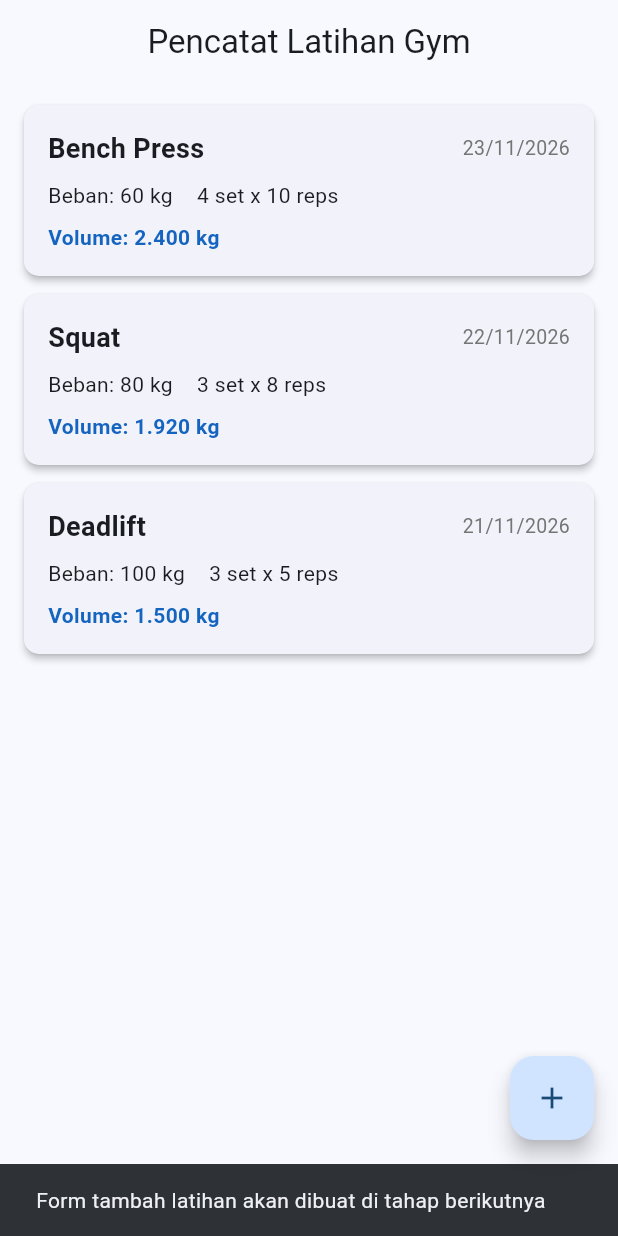
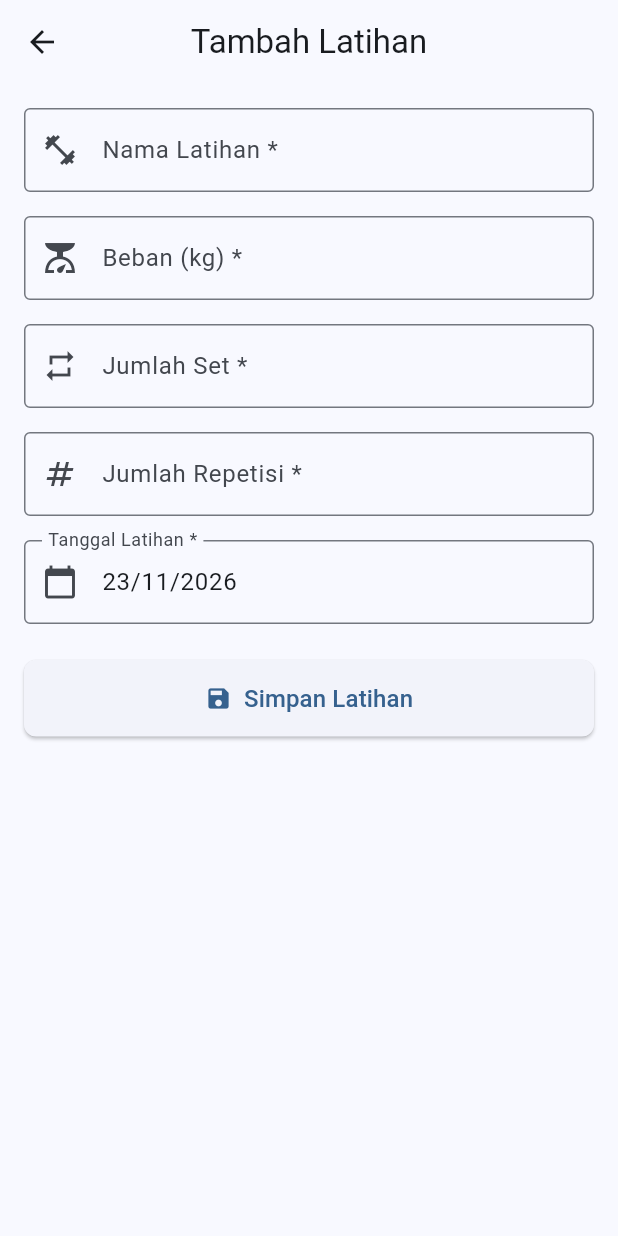
Before and after one commit to DewaKunz/latihan_gym, a Flutter app: the screen it shows after launch, after a tap on the "add" icon, on a phone screen of 412 x 824 dp. Run offline on Flutter 3.47's test engine with Material 3 defaults, Android fonts, the phone set to English and light mode, and no system bars; our stand-ins replace material_ui, shared_preferences.

Commit message:
Setup Form latihan

```diff
--- a/lib/screens/daftar_latihan_page.dart
+++ b/lib/screens/daftar_latihan_page.dart
@@ -1,6 +1,7 @@
 import 'package:material_ui/material_ui.dart';
 import '../models/latihan.dart';
 import '../services/latihan_storage.dart';
+import 'form_latihan_page.dart';
 
 // Halaman utama untuk menampilkan daftar riwayat latihan gym
 class DaftarLatihanPage extends StatefulWidget {
@@ -30,39 +31,7 @@ class _DaftarLatihanPageState extends State<DaftarLatihanPage> {
     });
 
     try {
-      List<Latihan> data = await _storage.loadLatihan();
-
-      // // TODO hapus dummy: Menambahkan 3 data latihan contoh jika penyimpanan masih kosong
-      if (data.isEmpty) {
-        data = [
-          Latihan(
-            id: 'dummy-1',
-            namaLatihan: 'Bench Press',
-            beban: 60.0,
-            jumlahSet: 4,
-            jumlahRepetisi: 10,
-            tanggal: DateTime.now(),
-          ),
-          Latihan(
-            id: 'dummy-2',
-            namaLatihan: 'Squat',
-            beban: 80.0,
-            jumlahSet: 3,
-            jumlahRepetisi: 8,
-            tanggal: DateTime.now().subtract(const Duration(days: 1)),
-          ),
-          Latihan(
-            id: 'dummy-3',
-            namaLatihan: 'Deadlift',
-            beban: 100.0,
-            jumlahSet: 3,
-            jumlahRepetisi: 5,
-            tanggal: DateTime.now().subtract(const Duration(days: 2)),
-          ),
-        ];
-        // Simpan data dummy ke storage
-        await _storage.saveLatihan(data);
-      }
+      final List<Latihan> data = await _storage.loadLatihan();
 
       // Mengurutkan latihan dari tanggal terbaru
       data.sort((a, b) => b.tanggal.compareTo(a.tanggal));
@@ -76,6 +45,35 @@ class _DaftarLatihanPageState extends State<DaftarLatihanPage> {
         _errorMessage = 'Gagal memuat data latihan';
         _isLoading = false;
       });
+    }
+  }
+
+  // Membuka form tambah latihan lewat Navigator.push
+  Future<void> _bukaFormTambah() async {
+    final Latihan? hasil = await Navigator.push<Latihan>(
+      context,
+      MaterialPageRoute(
+        builder: (context) => const FormLatihanPage(),
+      ),
+    );
+
+    // Jika pengguna menyimpan data, tambahkan ke list dan simpan ke SharedPreferences
+    if (hasil != null) {
+      setState(() {
+        _daftarLatihan.add(hasil);
+        _daftarLatihan.sort((a, b) => b.tanggal.compareTo(a.tanggal));
+      });
+
+      await _storage.saveLatihan(_daftarLatihan);
+
+      if (mounted) {
+        ScaffoldMessenger.of(context).showSnackBar(
+          const SnackBar(
+            content: Text('Latihan berhasil ditambahkan'),
+            duration: Duration(seconds: 2),
+          ),
+        );
+      }
     }
   }
 
@@ -134,15 +132,7 @@ class _DaftarLatihanPageState extends State<DaftarLatihanPage> {
       ),
       body: _buildBody(),
       floatingActionButton: FloatingActionButton(
-        onPressed: () {
-          // // TODO: Placeholder untuk navigasi form tambah latihan di tahap selanjutnya
-          ScaffoldMessenger.of(context).showSnackBar(
-            const SnackBar(
-              content: Text('Form tambah latihan akan dibuat di tahap berikutnya'),
-              duration: Duration(seconds: 1),
-            ),
-          );
-        },
+        onPressed: _bukaFormTambah,
         tooltip: 'Tambah Latihan',
         child: const Icon(Icons.add),
       ),
--- /dev/null
+++ b/lib/screens/form_latihan_page.dart
@@ -0,0 +1,267 @@
+import 'package:material_ui/material_ui.dart';
+import '../models/latihan.dart';
+
+// Halaman form untuk menambah latihan baru atau mengubah latihan yang sudah ada
+class FormLatihanPage extends StatefulWidget {
+  // Jika parameter latihan diisi, halaman berada dalam mode ubah (edit)
+  // Jika null, halaman berada dalam mode tambah
+  final Latihan? latihan;
+
+  const FormLatihanPage({super.key, this.latihan});
+
+  @override
+  State<FormLatihanPage> createState() => _FormLatihanPageState();
+}
+
+class _FormLatihanPageState extends State<FormLatihanPage> {
+  final _formKey = GlobalKey<FormState>();
+
+  late TextEditingController _namaController;
+  late TextEditingController _bebanController;
+  late TextEditingController _setController;
+  late TextEditingController _repetisiController;
+  late TextEditingController _tanggalController;
+
+  late DateTime _selectedTanggal;
+
+  // Format manual tanggal dd/mm/yyyy tanpa package intl
+  String _formatTanggal(DateTime dt) {
+    final hari = dt.day.toString().padLeft(2, '0');
+    final bulan = dt.month.toString().padLeft(2, '0');
+    final tahun = dt.year.toString();
+    return '$hari/$bulan/$tahun';
+  }
+
+  @override
+  void initState() {
+    super.initState();
+
+    final latihan = widget.latihan;
+    if (latihan != null) {
+      // Inisialisasi data untuk mode ubah
+      _namaController = TextEditingController(text: latihan.namaLatihan);
+      _bebanController = TextEditingController(
+        text: latihan.beban % 1 == 0
+            ? latihan.beban.toInt().toString()
+            : latihan.beban.toString(),
+      );
+      _setController = TextEditingController(text: latihan.jumlahSet.toString());
+      _repetisiController =
+          TextEditingController(text: latihan.jumlahRepetisi.toString());
+      _selectedTanggal = latihan.tanggal;
+    } else {
+      // Inisialisasi data untuk mode tambah (default hari ini)
+      _namaController = TextEditingController();
+      _bebanController = TextEditingController();
+      _setController = TextEditingController();
+      _repetisiController = TextEditingController();
+      _selectedTanggal = DateTime.now();
+    }
+
+    _tanggalController =
+        TextEditingController(text: _formatTanggal(_selectedTanggal));
+  }
+
+  @override
+  void dispose() {
+    _namaController.dispose();
+    _bebanController.dispose();
+    _setController.dispose();
+    _repetisiController.dispose();
+    _tanggalController.dispose();
+    super.dispose();
+  }
+
+  // Menampilkan dialog kalender bawaan Flutter
+  Future<void> _pilihTanggal(BuildContext context) async {
+    final DateTime? picked = await showDatePicker(
+      context: context,
+      initialDate: _selectedTanggal,
+      firstDate: DateTime(2000),
+      lastDate: DateTime(2100),
+    );
+
+    if (picked != null && picked != _selectedTanggal) {
+      setState(() {
+        _selectedTanggal = picked;
+        _tanggalController.text = _formatTanggal(picked);
+      });
+    }
+  }
+
+  // Memvalidasi form dan mengembalikan objek Latihan ke halaman sebelumnya
+  void _simpan() {
+    if (_formKey.currentState!.validate()) {
+      // Mengubah koma menjadi titik agar dapat di-parse ke double
+      final cleanBeban = _bebanController.text.trim().replaceAll(',', '.');
+      final double beban = double.parse(cleanBeban);
+      final int jumlahSet = int.parse(_setController.text.trim());
+      final int jumlahRepetisi = int.parse(_repetisiController.text.trim());
+
+      final Latihan dataHasil = Latihan(
+        // Mode tambah menggunakan timestamp sebagai ID unik, mode ubah mempertahankan ID lama
+        id: widget.latihan != null
+            ? widget.latihan!.id
+            : DateTime.now().millisecondsSinceEpoch.toString(),
+        namaLatihan: _namaController.text.trim(),
+        beban: beban,
+        jumlahSet: jumlahSet,
+        jumlahRepetisi: jumlahRepetisi,
+        tanggal: _selectedTanggal,
+      );
+
+      // Kembalikan objek Latihan lewat Navigator.pop
+      Navigator.pop(context, dataHasil);
+    }
+  }
+
+  @override
+  Widget build(BuildContext context) {
+    final isEditMode = widget.latihan != null;
+
+    return Scaffold(
+      appBar: AppBar(
+        title: Text(isEditMode ? 'Ubah Latihan' : 'Tambah Latihan'),
+        centerTitle: true,
+      ),
+      body: SingleChildScrollView(
+        padding: const EdgeInsets.all(16.0),
+        child: Form(
+          key: _formKey,
+          child: Column(
+            crossAxisAlignment: CrossAxisAlignment.stretch,
+            children: [
+              // Field Nama Latihan
+              TextFormField(
+                controller: _namaController,
+                textCapitalization: TextCapitalization.words,
+                decoration: const InputDecoration(
+                  labelText: 'Nama Latihan *',
+                  hintText: 'Misal: Bench Press, Squat',
+                  border: OutlineInputBorder(),
+                  prefixIcon: Icon(Icons.fitness_center),
+                ),
+                validator: (value) {
+                  if (value == null || value.trim().isEmpty) {
+                    return 'Nama latihan wajib diisi';
+                  }
+                  return null;
+                },
+              ),
+              const SizedBox(height: 16),
+
+              // Field Beban (kg)
+              TextFormField(
+                controller: _bebanController,
+                keyboardType:
+                    const TextInputType.numberWithOptions(decimal: true),
+                decoration: const InputDecoration(
+                  labelText: 'Beban (kg) *',
+                  hintText: 'Contoh: 50 atau 52.5',
+                  border: OutlineInputBorder(),
+                  prefixIcon: Icon(Icons.scale),
+                ),
+                validator: (value) {
+                  if (value == null || value.trim().isEmpty) {
+                    return 'Beban wajib diisi';
+                  }
+                  final cleanVal = value.trim().replaceAll(',', '.');
+                  final parsed = double.tryParse(cleanVal);
+                  if (parsed == null) {
+                    return 'Masukkan angka beban yang valid';
+                  }
+                  if (parsed <= 0) {
+                    return 'Beban harus lebih besar dari 0';
+                  }
+                  return null;
+                },
+              ),
+              const SizedBox(height: 16),
+
+              // Field Jumlah Set
+              TextFormField(
+                controller: _setController,
+                keyboardType: TextInputType.number,
+                decoration: const InputDecoration(
+                  labelText: 'Jumlah Set *',
+                  hintText: 'Contoh: 3',
+                  border: OutlineInputBorder(),
+                  prefixIcon: Icon(Icons.repeat),
+                ),
+                validator: (value) {
+                  if (value == null || value.trim().isEmpty) {
+                    return 'Jumlah set wajib diisi';
+                  }
+                  final parsed = int.tryParse(value.trim());
+                  if (parsed == null) {
+                    return 'Masukkan bilangan bulat yang valid';
+                  }
+                  if (parsed <= 0) {
+                    return 'Jumlah set harus lebih besar dari 0';
+                  }
+                  return null;
+                },
+              ),
+              const SizedBox(height: 16),
+
+              // Field Jumlah Repetisi
+              TextFormField(
+                controller: _repetisiController,
+                keyboardType: TextInputType.number,
+                decoration: const InputDecoration(
+                  labelText: 'Jumlah Repetisi *',
+                  hintText: 'Contoh: 10',
+                  border: OutlineInputBorder(),
+                  prefixIcon: Icon(Icons.numbers),
+                ),
+                validator: (value) {
+                  if (value == null || value.trim().isEmpty) {
+                    return 'Jumlah repetisi wajib diisi';
+                  }
+                  final parsed = int.tryParse(value.trim());
+                  if (parsed == null) {
+                    return 'Masukkan bilangan bulat yang valid';
+                  }
+                  if (parsed <= 0) {
+                    return 'Jumlah repetisi harus lebih besar dari 0';
+                  }
+                  return null;
+                },
+              ),
+              const SizedBox(height: 16),
+
+              // Field Tanggal (readonly, dipilih lewat showDatePicker)
+              TextFormField(
+                controller: _tanggalController,
+                readOnly: true,
+                onTap: () => _pilihTanggal(context),
+                decoration: const InputDecoration(
+                  labelText: 'Tanggal Latihan *',
+                  border: OutlineInputBorder(),
+                  prefixIcon: Icon(Icons.calendar_today),
+                ),
+              ),
+              const SizedBox(height: 24),
+
+              // Tombol Simpan
+              ElevatedButton.icon(
+                onPressed: _simpan,
+                icon: const Icon(Icons.save),
+                label: Text(
+                  isEditMode ? 'Simpan Perubahan' : 'Simpan Latihan',
+                  style: const TextStyle(fontSize: 16),
+                ),
+                style: ElevatedButton.styleFrom(
+                  padding: const EdgeInsets.symmetric(vertical: 14),
+                  shape: RoundedRectangleBorder(
+                    borderRadius: BorderRadius.circular(8),
+                  ),
+                ),
+              ),
+            ],
+          ),
+        ),
+      ),
+    );
+  }
+}
```
